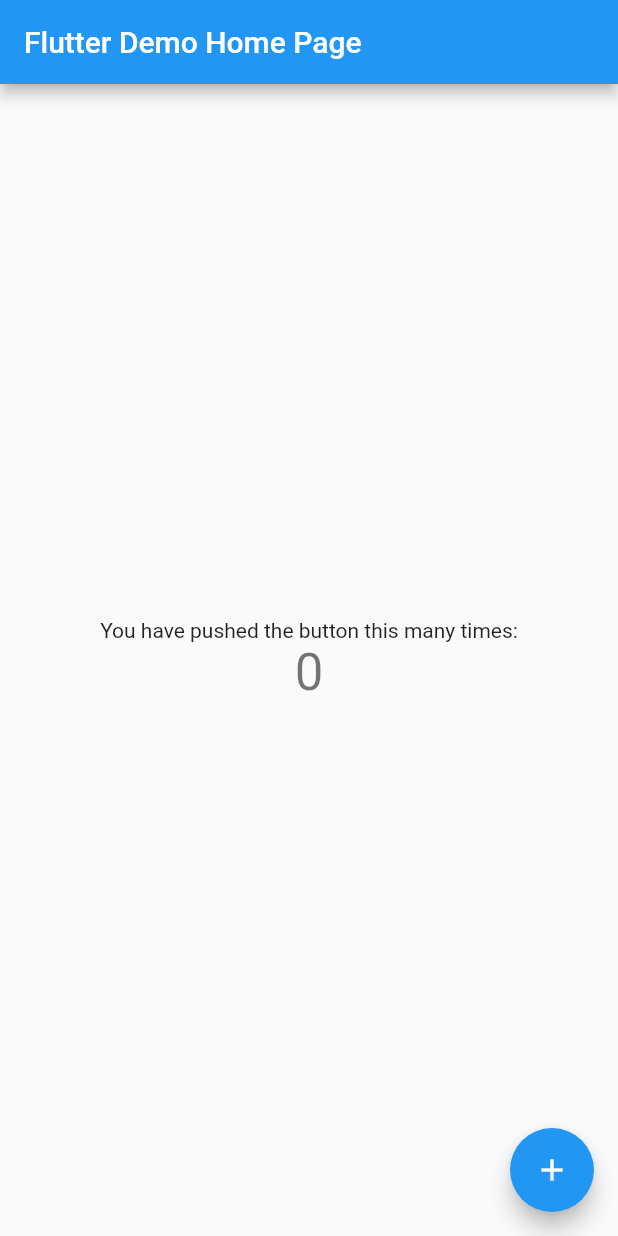
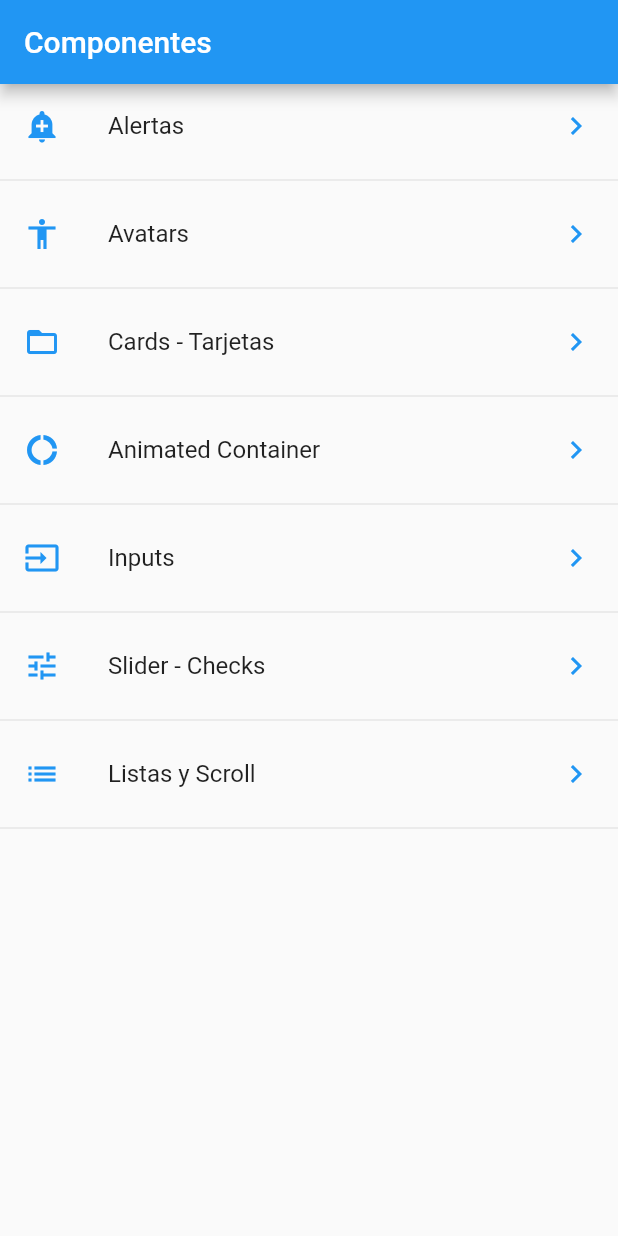
Before and after one commit to sergardli/Components, a Flutter app: the screen it shows after launch, on a phone screen of 412 x 824 dp. Run offline on Flutter 3.47's test engine with Material 2 defaults, Android fonts, the phone set to English and light mode, and no system bars.

Commit message:
Finished the menu, not implementation yet

```diff
--- /dev/null
+++ b/data/menu_opts.json
@@ -0,0 +1,40 @@
+{
+    "nombreApp" : "Componentes",
+    "rutas" : [
+        {
+            "ruta" : "alert",
+            "icon" : "add_alert",
+            "texto": "Alertas"
+        },
+        {
+            "ruta" : "avatar",
+            "icon" : "accessibility",
+            "texto": "Avatars"
+        },
+        {
+            "ruta" : "card",
+            "icon" : "folder_open",
+            "texto": "Cards - Tarjetas"
+        },
+        {
+            "ruta" : "animatedContainer",
+            "icon" : "donut_large",
+            "texto": "Animated Container"
+        },
+        {
+            "ruta" : "inputs",
+            "icon" : "input",
+            "texto": "Inputs"
+        },
+        {
+            "ruta" : "slider",
+            "icon" : "tune",
+            "texto": "Slider - Checks"
+        },
+        {
+            "ruta" : "list",
+            "icon" : "list",
+            "texto": "Listas y Scroll"
+        }
+    ]
+}
--- a/lib/main.dart
+++ b/lib/main.dart
@@ -1,3 +1,4 @@
+import 'package:components/src/pages/home_page.dart';
 import 'package:flutter/material.dart';
 
 void main() => runApp(MyApp());
@@ -7,61 +8,10 @@ class MyApp extends StatelessWidget {
   @override
   Widget build(BuildContext context) {
     return MaterialApp(
+      debugShowCheckedModeBanner: false,
       title: 'Flutter Demo',
-      theme: ThemeData(
 
-        primarySwatch: Colors.blue,
-      ),
-
-      home: MyHomePage(title: 'Flutter Demo Home Page'),
+      home: HomePage(),
     );
   }
 }
-
-class MyHomePage extends StatefulWidget {
-  MyHomePage({Key key, this.title}) : super(key: key);
-
-  final String title;
-
-  @override
-  _MyHomePageState createState() => _MyHomePageState();
-}
-
-class _MyHomePageState extends State<MyHomePage> {
-  int _counter = 0;
-
-  void _incrementCounter() {
-    setState(() {
-      _counter++;
-    });
-  }
-
-  @override
-  Widget build(BuildContext context) {
-
-    return Scaffold(
-      appBar: AppBar(
-        title: Text(widget.title),
-      ),
-      body: Center(
-        child: Column(
-          mainAxisAlignment: MainAxisAlignment.center,
-          children: <Widget>[
-            Text(
-              'You have pushed the button this many times:',
-            ),
-            Text(
-              '$_counter',
-              style: Theme.of(context).textTheme.display1,
-            ),
-          ],
-        ),
-      ),
-      floatingActionButton: FloatingActionButton(
-        onPressed: _incrementCounter,
-        tooltip: 'Increment',
-        child: Icon(Icons.add),
-      ), // This trailing comma makes auto-formatting nicer for build methods.
-    );
-  }
-}
--- /dev/null
+++ b/lib/src/pages/home_page.dart
@@ -0,0 +1,60 @@
+import 'package:flutter/material.dart';
+
+import 'package:components/src/providers/menu_provider.dart';
+import 'package:components/src/utils/icono_string_util.dart';
+
+
+class HomePage extends StatelessWidget {
+
+  @override
+  Widget build(BuildContext context) {
+    return Scaffold(
+      appBar: AppBar(
+        title: Text('Componentes'),
+      ),
+      body: _lista(),
+    );
+  }
+
+
+  Widget _lista() {
+
+    return FutureBuilder(
+      future: menuProvider.cargarData(),
+      initialData: [],
+      builder: ( context, AsyncSnapshot<List<dynamic>> snapshot ){
+
+        return ListView(
+          children: _listaItems( snapshot.data, context ),
+        );
+
+      },
+    );
+  }
+
+
+  List<Widget> _listaItems( List<dynamic> data, BuildContext context ) {
+
+    final List<Widget> opciones = [];
+
+
+    data.forEach( (opt) {
+
+      final widgetTemp = ListTile(
+        title: Text( opt['texto'] ),
+        leading:  getIcon( opt['icon'] ) ,
+        trailing: Icon ( Icons.keyboard_arrow_right, color: Colors.blue ),
+        onTap: () {
+
+          Navigator.pushNamed(context, opt['ruta'] );
+        },
+      );
+
+      opciones..add( widgetTemp )
+              ..add( Divider() );
+
+    });
+
+    return opciones;
+  }
+}
--- a/pubspec.yaml
+++ b/pubspec.yaml
@@ -41,8 +41,8 @@ flutter:
   uses-material-design: true
 
   # To add assets to your application, add an assets section, like this:
-  # assets:
-  #  - images/a_dot_burr.jpeg
+  assets:
+   - data/menu_opts.json
   #  - images/a_dot_ham.jpeg
 
   # An image asset can refer to one or more resolution-specific "variants", see
```
Also changed, not shown: lib/src/providers/menu_provider.dart (added, +25 -0 lines), lib/src/utils/icono_string_util.dart (added, +17 -0 lines).
